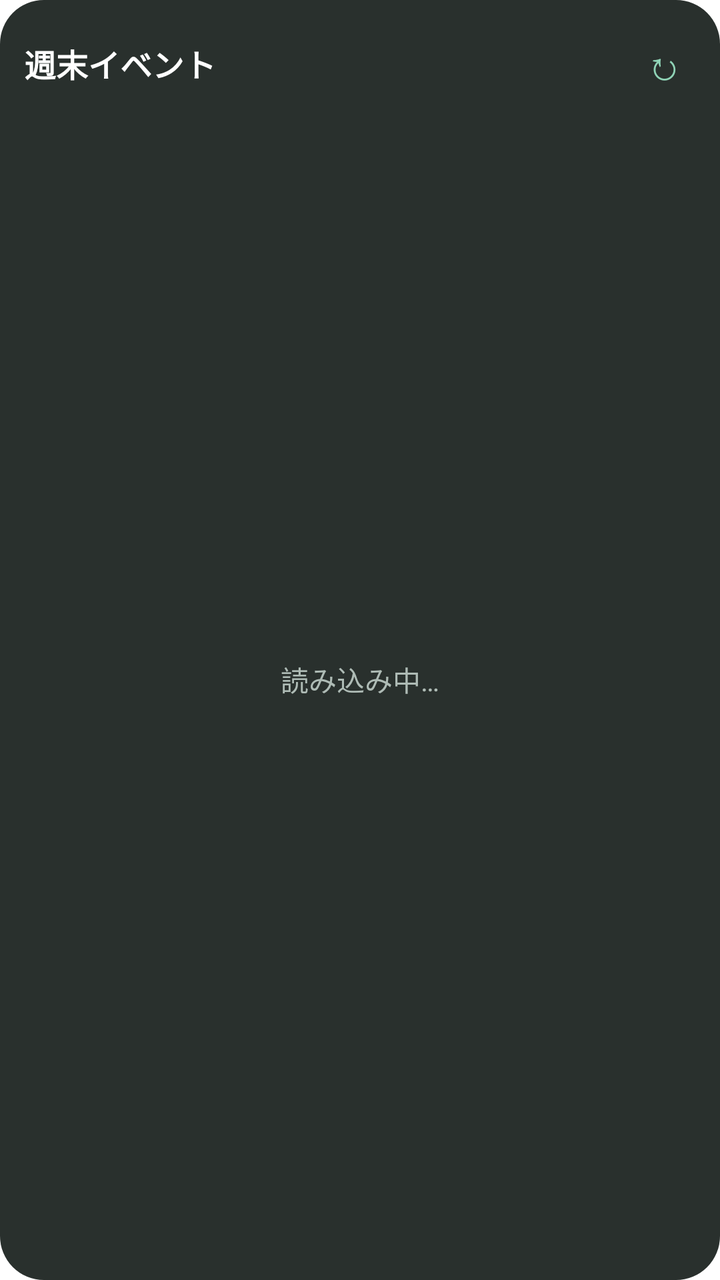
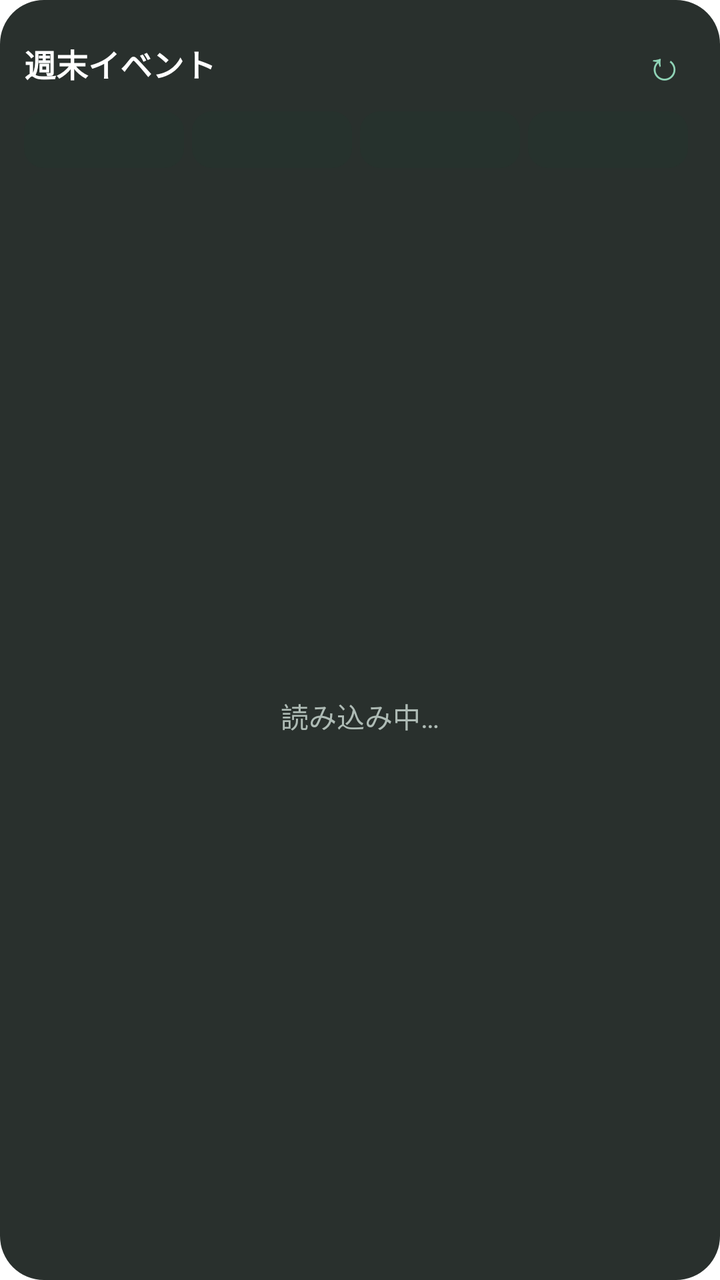

An Android layout rendered at two revisions. The XML below is the earlier revision; the diff shows what the commit changed to produce the second picture.
<!-- AndroidManifest.xml: fallback theme Theme.MaterialComponents.DayNight.NoActionBar -->
<!-- res/layout/widget.xml -->
<?xml version="1.0" encoding="utf-8"?>
<LinearLayout xmlns:android="http://schemas.android.com/apk/res/android"
    android:layout_width="match_parent"
    android:layout_height="match_parent"
    android:background="@drawable/bg"
    android:orientation="vertical"
    android:padding="12dp">
    <LinearLayout
        android:layout_width="match_parent"
        android:layout_height="wrap_content"
        android:gravity="center_vertical"
        android:orientation="horizontal">
        <TextView
            android:layout_width="0dp"
            android:layout_height="wrap_content"
            android:layout_weight="1"
            android:text="週末イベント"
            android:textColor="#FFFFFF"
            android:textSize="16sp"
            android:textStyle="bold" />
        <TextView
            android:id="@+id/refresh"
            android:layout_width="wrap_content"
            android:layout_height="wrap_content"
            android:padding="6dp"
            android:text="↻"
            android:textColor="#8FD3B6"
            android:textSize="20sp" />
    </LinearLayout>
    <FrameLayout
        android:layout_width="match_parent"
        android:layout_height="0dp"
        android:layout_weight="1">
        <ListView
            android:id="@+id/list"
            android:layout_width="match_parent"
            android:layout_height="match_parent"
            android:divider="@null"
            android:dividerHeight="0dp" />
        <TextView
            android:id="@+id/empty"
            android:layout_width="match_parent"
            android:layout_height="match_parent"
            android:gravity="center"
            android:text="読み込み中…"
            android:textColor="#AEBBB5"
            android:textSize="14sp" />
    </FrameLayout>
</LinearLayout>
<!-- resources referenced by this layout -->
<resources>
  <!-- drawable bg (drawable) -->
  <?xml version="1.0" encoding="utf-8"?>
  <shape xmlns:android="http://schemas.android.com/apk/res/android" android:shape="rectangle">
      <solid android:color="#E6121A17" />
      <corners android:radius="22dp" />
  </shape>
</resources>

<!-- the commit's change to res/layout/widget.xml (unified diff, before → after) -->
@@ -27,6 +27,65 @@
             android:textColor="#8FD3B6"
             android:textSize="20sp" />
     </LinearLayout>
+    <LinearLayout
+        android:layout_width="match_parent"
+        android:layout_height="wrap_content"
+        android:orientation="horizontal"
+        android:paddingTop="4dp"
+        android:paddingBottom="4dp">
+        <TextView
+            android:id="@+id/tab0"
+            android:layout_width="0dp"
+            android:layout_height="wrap_content"
+            android:layout_marginEnd="4dp"
+            android:layout_weight="1"
+            android:background="@drawable/tab_bg"
+            android:gravity="center"
+            android:paddingTop="6dp"
+            android:paddingBottom="6dp"
+            android:textColor="#D0D8D4"
+            android:textSize="12sp"
+            android:textStyle="bold" />
+        <TextView
+            android:id="@+id/tab1"
+            android:layout_width="0dp"
+            android:layout_height="wrap_content"
+            android:layout_marginEnd="4dp"
+            android:layout_weight="1"
+            android:background="@drawable/tab_bg"
+            android:gravity="center"
+            android:paddingTop="6dp"
+            android:paddingBottom="6dp"
+            android:textColor="#D0D8D4"
+            android:textSize="12sp"
+            android:textStyle="bold" />
+        <TextView
+            android:id="@+id/tab2"
+            android:layout_width="0dp"
+            android:layout_height="wrap_content"
+            android:layout_marginEnd="4dp"
+            android:layout_weight="1"
+            android:background="@drawable/tab_bg"
+            android:gravity="center"
+            android:paddingTop="6dp"
+            android:paddingBottom="6dp"
+            android:textColor="#D0D8D4"
+            android:textSize="12sp"
+            android:textStyle="bold" />
+        <TextView
+            android:id="@+id/tab3"
+            android:layout_width="0dp"
+            android:layout_height="wrap_content"
+            android:layout_marginEnd="4dp"
+            android:layout_weight="1"
+            android:background="@drawable/tab_bg"
+            android:gravity="center"
+            android:paddingTop="6dp"
+            android:paddingBottom="6dp"
+            android:textColor="#D0D8D4"
+            android:textSize="12sp"
+            android:textStyle="bold" />
+    </LinearLayout>
     <FrameLayout
         android:layout_width="match_parent"
         android:layout_height="0dp"
<!-- resource entries referenced after the edit -->
@@ -6,5 +6,11 @@
       <solid android:color="#E6121A17" />
       <corners android:radius="22dp" />
   </shape>
+  <!-- drawable tab_bg (drawable) -->
+  <?xml version="1.0" encoding="utf-8"?>
+  <shape xmlns:android="http://schemas.android.com/apk/res/android" android:shape="rectangle">
+      <solid android:color="#FF26322D" />
+      <corners android:radius="10dp" />
+  </shape>
 </resources>
 
